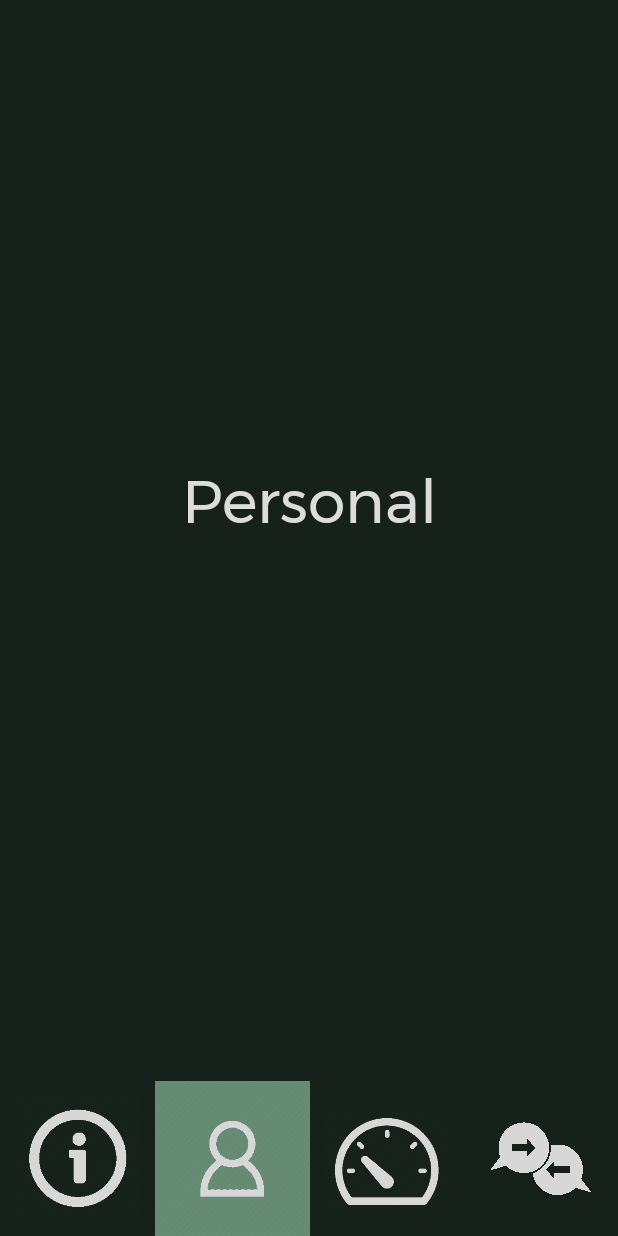
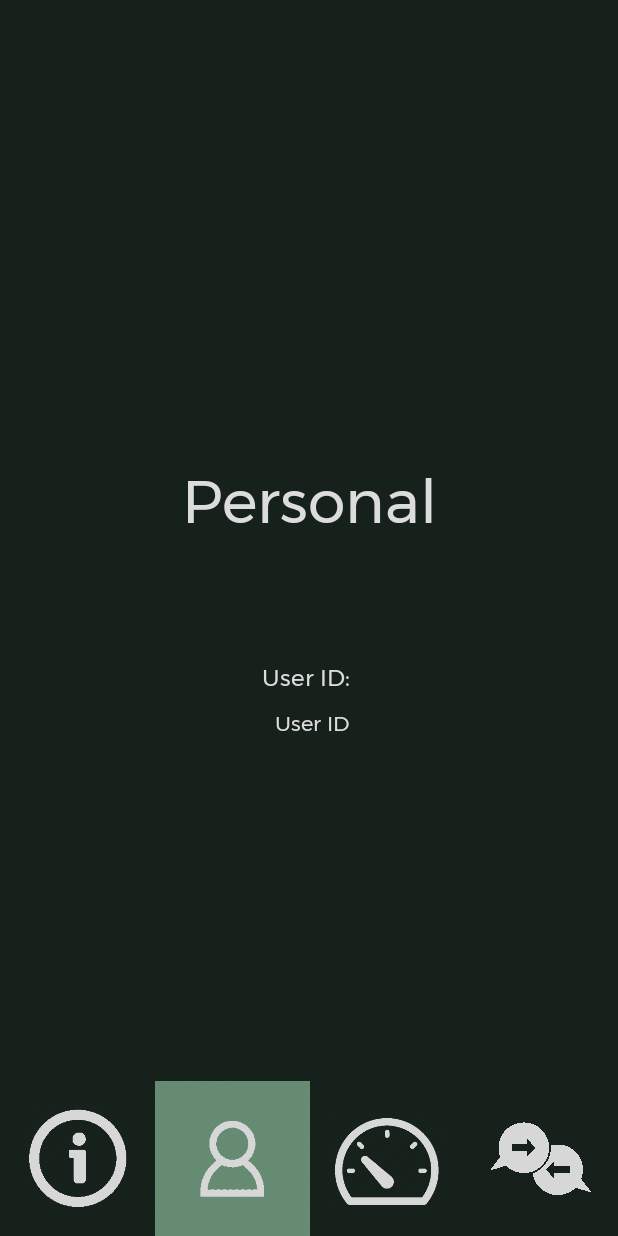
Before and after one commit to JZwamborn/Applab-Rose-of-Leary, an Android app: the HomeScreenPersonal screen opened directly, with no data from a screen before it, on a phone screen of 412 x 824 dp. Run offline under Robolectric (Android 15) with nearby library versions, the phone set to English and light mode, and no system bars.

Commit message:
storing user ID locally

```diff
--- a/app/src/main/java/com/example/myfirstapp/HomeScreenPersonal.java
+++ b/app/src/main/java/com/example/myfirstapp/HomeScreenPersonal.java
@@ -1,11 +1,13 @@
 package com.example.myfirstapp;
 
 import android.content.Intent;
+import android.content.SharedPreferences;
 import android.os.Bundle;
 import android.support.v7.app.AppCompatActivity;
 import android.view.View;
 import android.widget.Button;
 import android.widget.ImageButton;
+import android.widget.TextView;
 
 /**
  * Created by frank on 13-5-2018.
@@ -17,16 +19,21 @@
     ImageButton button_personal = null;
     ImageButton button_progress = null;
     ImageButton button_training = null;
+    TextView user_id_text = null;
+
 
     @Override
     protected void onCreate(Bundle savedInstanceState) {
         super.onCreate(savedInstanceState);
         setContentView(R.layout.home_screen_personal);
+        SharedPreferences settings_user_ID = getSharedPreferences("settings_user_ID", 0);
         button_info = (ImageButton)findViewById(R.id.Button_Dashboard_info);
         button_personal = (ImageButton)findViewById(R.id.Button_Dashboard_personal);
         button_progress = (ImageButton)findViewById(R.id.Button_Dashboard_progress);
         button_training = (ImageButton)findViewById(R.id.Button_Dashboard_training);
-        //Create listeners also on_creatre
+        user_id_text = findViewById(R.id.textView13);
+        user_id_text.setText(settings_user_ID.getString("UserID","No ID"));
+        //Create listeners also on_create
         button_info.setOnClickListener(new View.OnClickListener() {
             @Override
             public void onClick(View v) {
--- a/app/src/main/java/com/example/myfirstapp/MainActivity.java
+++ b/app/src/main/java/com/example/myfirstapp/MainActivity.java
@@ -30,8 +30,10 @@
         textView2 = (TextView) findViewById(R.id.textView2);
         //editText2 = (EditText) findViewById(R.id.editText2);
         editText = (EditText) findViewById(R.id.editText4);
-        final String userID = editText.getText().toString();
 
+
+        SharedPreferences settings_user_ID = getSharedPreferences("settings_user_ID",0);
+        final SharedPreferences.Editor userID_editor = settings_user_ID.edit();
         SharedPreferences settings = getSharedPreferences("GAME_DATA", 0);
         SharedPreferences.Editor editor = settings.edit();
         Gson gson = new Gson();
@@ -46,6 +48,9 @@
         button.setOnClickListener(new View.OnClickListener() {
             @Override
             public void onClick(View v) {
+                final String userID = editText.getText().toString();
+                userID_editor.putString("UserID",userID);
+                userID_editor.apply();
                 startActivity(new Intent(MainActivity.this, HomeScreenInfo.class));
             }
         });
--- a/app/src/main/res/layout/home_screen_personal.xml
+++ b/app/src/main/res/layout/home_screen_personal.xml
@@ -2,6 +2,7 @@
 <android.support.constraint.ConstraintLayout
     xmlns:android="http://schemas.android.com/apk/res/android"
     xmlns:app="http://schemas.android.com/apk/res-auto"
+    xmlns:tools="http://schemas.android.com/tools"
     android:layout_width="match_parent"
     android:layout_height="match_parent">
 
@@ -39,15 +40,28 @@
                 android:id="@+id/textView8"
                 android:layout_width="wrap_content"
                 android:layout_height="wrap_content"
-                android:text=""
                 android:layout_centerHorizontal="true"
                 android:layout_marginTop="75dp"
+                android:text="User ID: "
                 android:textColor="@color/textColor"
                 android:textSize="15sp"
                 app:layout_constraintEnd_toEndOf="parent"
                 app:layout_constraintHorizontal_bias="0.5"
                 app:layout_constraintStart_toStartOf="parent"
                 app:layout_constraintTop_toBottomOf="@+id/textView7" />
+
+            <TextView
+                android:id="@+id/textView13"
+                android:layout_width="wrap_content"
+                android:layout_height="wrap_content"
+                android:layout_marginEnd="190dp"
+                android:layout_marginLeft="193dp"
+                android:layout_marginRight="190dp"
+                android:layout_marginStart="193dp"
+                android:layout_marginTop="8dp"
+                app:layout_constraintEnd_toEndOf="parent"
+                app:layout_constraintStart_toStartOf="parent"
+                app:layout_constraintTop_toBottomOf="@+id/textView8" />
 
         </android.support.constraint.ConstraintLayout>
         <LinearLayout
```
